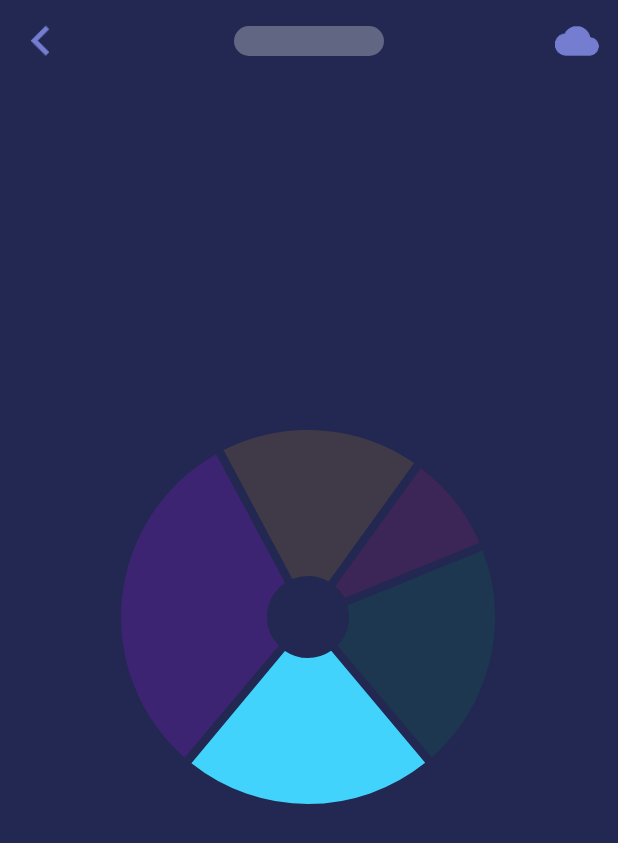
After one commit to AssIstne/Dribbble, an Android app: the DNMainActivity screen opened directly, with no data from a screen before it, on a phone screen of 412 x 824 dp. The commit adds this screen. Shown: the top 843 px of the screen. Run offline under Robolectric (Android 15) with nearby library versions, the phone set to English and light mode, and no system bars; our stand-ins replace ButterKnife.

Commit message:
add new Activity

```diff
--- a/app/src/main/AndroidManifest.xml
+++ b/app/src/main/AndroidManifest.xml
@@ -8,30 +8,29 @@
         android:label="@string/app_name"
         android:supportsRtl="true"
         android:theme="@style/AppTheme">
-        <activity android:name=".MainActivity"
-            >
+        <activity android:name=".MainActivity">
             <intent-filter>
                 <action android:name="android.intent.action.MAIN"/>
 
                 <category android:name="android.intent.category.LAUNCHER"/>
             </intent-filter>
         </activity>
-        <activity
-            android:name=".framestday004.FStD4Activity"/>
-        <activity
-            android:name=".AnimationActivity"/>
-        <activity
-            android:name=".emailreceipt.EmailReceiptActivity"/>
-        <activity
-            android:name=".yahooweather.YahooWeatherActivity"/>
+        <activity android:name=".framestday004.FStD4Activity"/>
+        <activity android:name=".AnimationActivity"/>
+        <activity android:name=".emailreceipt.EmailReceiptActivity"/>
+        <activity android:name=".yahooweather.YahooWeatherActivity"/>
         <activity
             android:name=".bezierindicator.BezierActivity"
             android:screenOrientation="landscape"/>
         <activity
             android:name=".downloadanim.DownloadActivity"
             android:screenOrientation="landscape"/>
-        <activity android:name=".dashboardnavigation.DNavigationActivity"
+        <activity
+            android:name=".dashboardnavigation.DNavigationActivity"
             android:theme="@style/DNavigationTheme">
+        </activity>
+        <activity android:name=".dashboardnavigation.DNMainActivity"
+                  android:theme="@style/DNavigationTheme">
         </activity>
     </application>
 
--- a/app/src/main/java/com/assistne/dribbble/MainActivity.java
+++ b/app/src/main/java/com/assistne/dribbble/MainActivity.java
@@ -6,7 +6,7 @@ import android.os.Bundle;
 import android.view.View;
 
 import com.assistne.dribbble.bezierindicator.BezierActivity;
-import com.assistne.dribbble.dashboardnavigation.DNavigationActivity;
+import com.assistne.dribbble.dashboardnavigation.DNMainActivity;
 import com.assistne.dribbble.downloadanim.DownloadActivity;
 import com.assistne.dribbble.emailreceipt.EmailReceiptActivity;
 import com.assistne.dribbble.framestday004.FStD4Activity;
@@ -45,6 +45,6 @@ public class MainActivity extends Activity {
     }
 
     public void goDashboardNavigation(View view) {
-        startActivity(new Intent(this, DNavigationActivity.class));
+        startActivity(new Intent(this, DNMainActivity.class));
     }
 }
--- /dev/null
+++ b/app/src/main/java/com/assistne/dribbble/dashboardnavigation/DNMainActivity.java
@@ -0,0 +1,22 @@
+package com.assistne.dribbble.dashboardnavigation;
+
+import android.os.Bundle;
+import android.support.v7.app.AppCompatActivity;
+
+import com.assistne.dribbble.R;
+
+import butterknife.BindView;
+import butterknife.ButterKnife;
+
+public class DNMainActivity extends AppCompatActivity {
+
+    @BindView(R.id.chart)
+    PieChartView mPieChartView;
+    @Override
+    protected void onCreate(Bundle savedInstanceState) {
+        super.onCreate(savedInstanceState);
+        setContentView(R.layout.activity_dn_main);
+        ButterKnife.bind(this);
+        mPieChartView.setData(new float[]{5, 4.5f, 2, 4, 7});
+    }
+}
--- /dev/null
+++ b/app/src/main/res/layout/activity_dn_main.xml
@@ -0,0 +1,42 @@
+<?xml version="1.0" encoding="utf-8"?>
+<RelativeLayout
+    xmlns:android="http://schemas.android.com/apk/res/android"
+    xmlns:tools="http://schemas.android.com/tools"
+    android:id="@+id/activity_dn_main"
+    android:layout_width="match_parent"
+    android:layout_height="match_parent"
+    android:background="@color/dn_bg"
+    tools:context="com.assistne.dribbble.dashboardnavigation.DNMainActivity">
+    <View
+        android:id="@+id/title"
+        android:layout_width="100dp"
+        android:layout_height="20dp"
+        android:layout_centerHorizontal="true"
+        android:background="@drawable/dn_title"
+        android:layout_marginTop="17dp"
+        android:tag="pin"
+        />
+    <ImageView
+        android:layout_width="40dp"
+        android:layout_height="40dp"
+        android:src="@drawable/dn_back"
+        android:layout_marginTop="7dp"
+        android:layout_marginLeft="7dp"
+        />
+    <ImageView
+        android:layout_width="40dp"
+        android:layout_height="40dp"
+        android:padding="5dp"
+        android:layout_alignParentEnd="true"
+        android:src="@drawable/dn_menu"
+        android:layout_marginTop="7dp"
+        android:layout_marginRight="7dp"
+        />
+    <com.assistne.dribbble.dashboardnavigation.PieChartView
+        android:id="@+id/chart"
+        android:layout_width="250dp"
+        android:layout_height="250dp"
+        android:layout_centerInParent="true"
+        android:layout_marginTop="85dp"
+        />
+</RelativeLayout>
```
